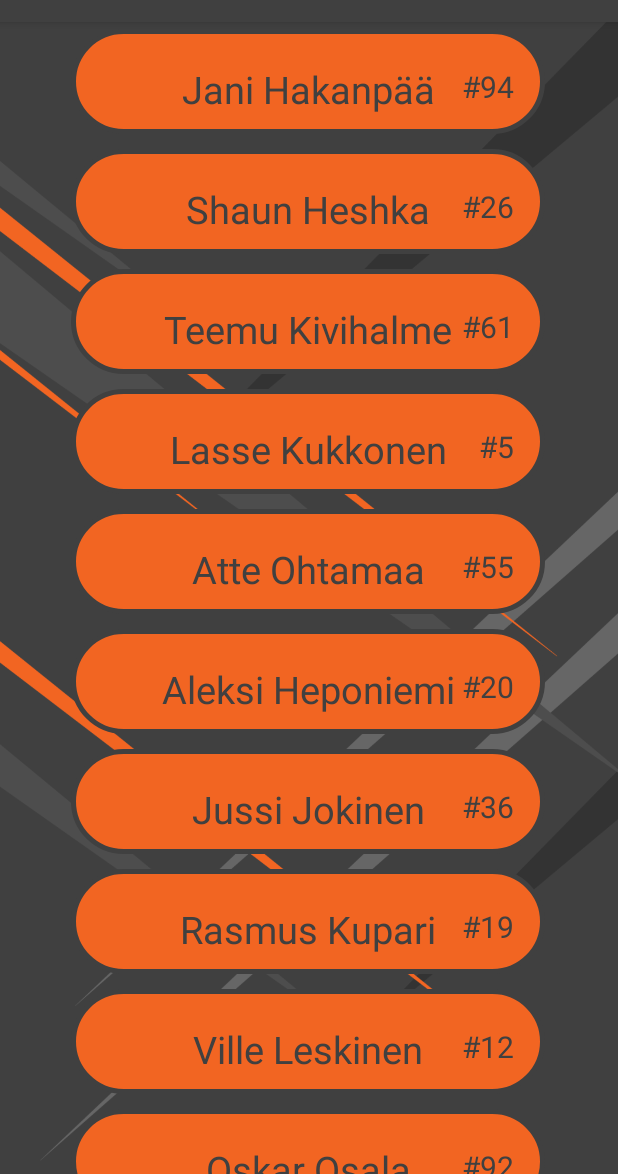
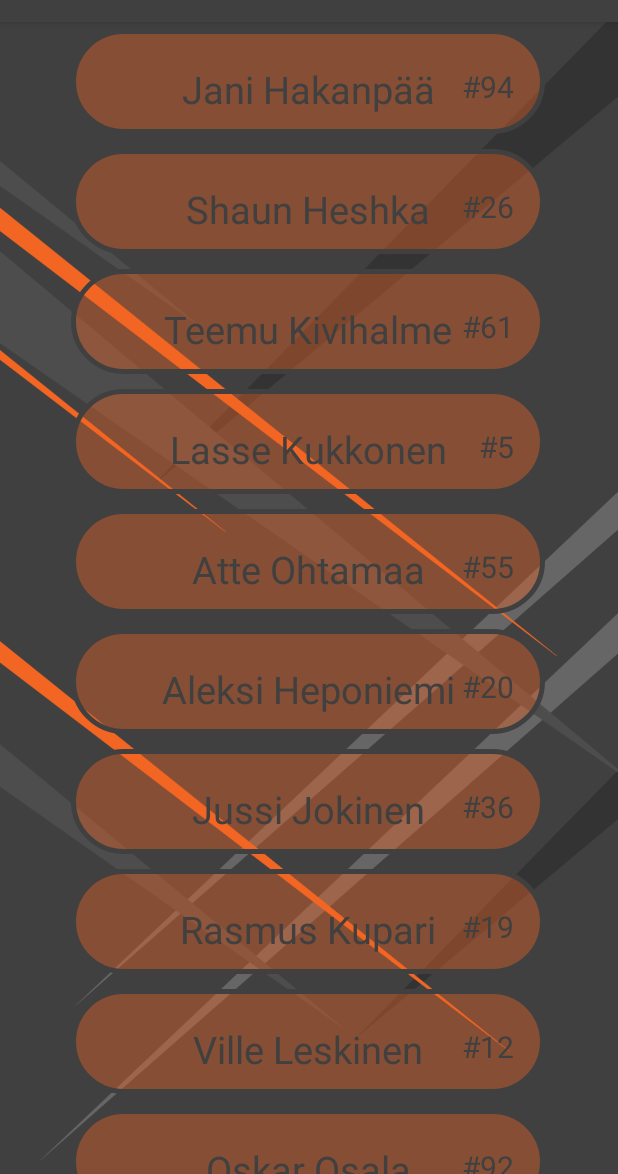
Before and after one commit to toniku/Android-Mobile-Software-Development-Project, an Android app: the LineupActivity screen opened directly, with no data from a screen before it, on a phone screen of 412 x 824 dp, the part 62-1236 px from its top. Run offline under Robolectric (Android 15) with nearby library versions, the phone set to English and light mode, and no system bars; our stand-ins replace Firebase (no records; nobody signed in at launch, a user with empty details on screens opened directly).

Commit message:
Update rounded_box_player_list_item.xml

```diff
--- a/app/src/main/res/drawable/rounded_box_player_list_item.xml
+++ b/app/src/main/res/drawable/rounded_box_player_list_item.xml
@@ -3,7 +3,7 @@
     <shape xmlns:android="http://schemas.android.com/apk/res/android" >
         <stroke android:width="3dp" android:color="@color/colorPrimary" />
         <padding android:left="5dp" android:top="5dp" android:right="5dp" android:bottom="5dp" />
-        <solid android:color="@color/colorOrange"/>
+        <solid android:color="@color/colorOrangeTransparent"/>
         <corners android:radius="50dp" />
     </shape>
 </item>
```
